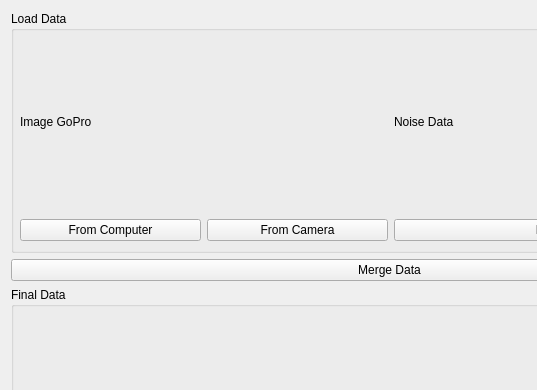
First picture: the form in src/views/MergeDataWidget.ui, repository frmeu9/projet_fin_etude, before the edit; both pictures show x 0 to 537 and y 0 to 390 of the 779 by 540 pixel window.
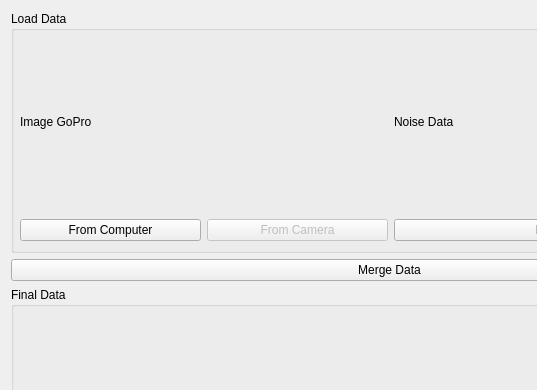
Second picture: the form after the edit.

Commit message: camera File Widget, outline color,

Diff of the .ui file:
```diff
--- a/src/views/MergeDataWidget.ui
+++ b/src/views/MergeDataWidget.ui
@@ -95,6 +95,9 @@
            </item>
            <item>
             <widget class="QPushButton" name="PB_fromCamera">
+             <property name="enabled">
+              <bool>false</bool>
+             </property>
              <property name="text">
               <string>From Camera</string>
              </property>
```
The commit also changes 5 other files.
